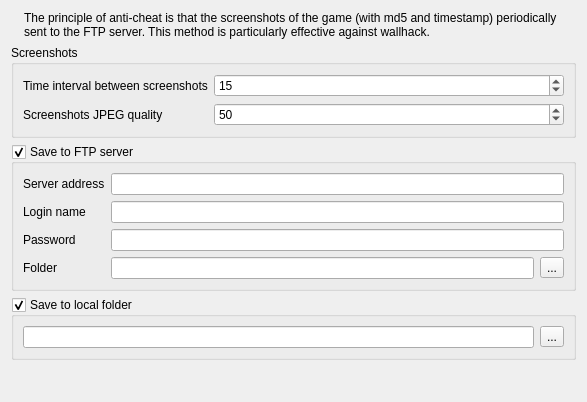
First picture: the form in src/anticheat/settings_widget.ui, repository navrocky/urtconnector, before the edit.
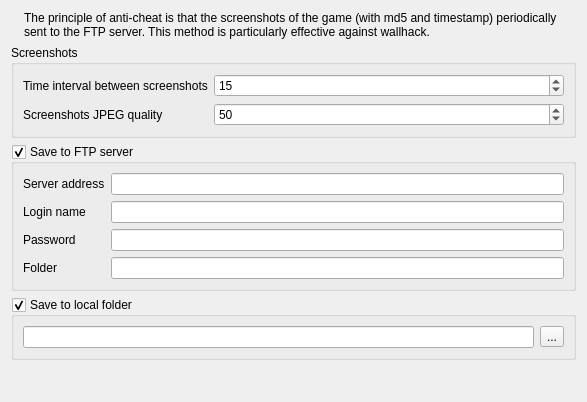
Second picture: the form after the edit. Icons and pictures are not drawn.

Patch:
```diff
--- a/src/anticheat/settings_widget.ui
+++ b/src/anticheat/settings_widget.ui
@@ -142,6 +142,9 @@
         <item row="2" column="1">
          <widget class="QLineEdit" name="password_edit"/>
         </item>
+        <item row="3" column="1">
+         <widget class="QLineEdit" name="ftp_folder_edit"/>
+        </item>
         <item row="3" column="0">
          <widget class="QLabel" name="label_8">
           <property name="text">
@@ -149,27 +152,6 @@
           </property>
          </widget>
         </item>
-        <item row="3" column="1">
-         <layout class="QHBoxLayout" name="horizontalLayout_3">
-          <item>
-           <widget class="QLineEdit" name="ftp_folder_edit"/>
-          </item>
-          <item>
-           <widget class="QToolButton" name="choose_ftp_folder_btn">
-            <property name="toolTip">
-             <string>Choose local folder</string>
-            </property>
-            <property name="text">
-             <string>...</string>
-            </property>
-            <property name="icon">
-             <iconset resource="../images.qrc">
-              <normaloff>:/icons/icons/choose-file.png</normaloff>:/icons/icons/choose-file.png</iconset>
-            </property>
-           </widget>
-          </item>
-         </layout>
-        </item>
        </layout>
       </item>
      </layout>
```
Left out of the diff: 6 changed lines with no effect on the pictures.
